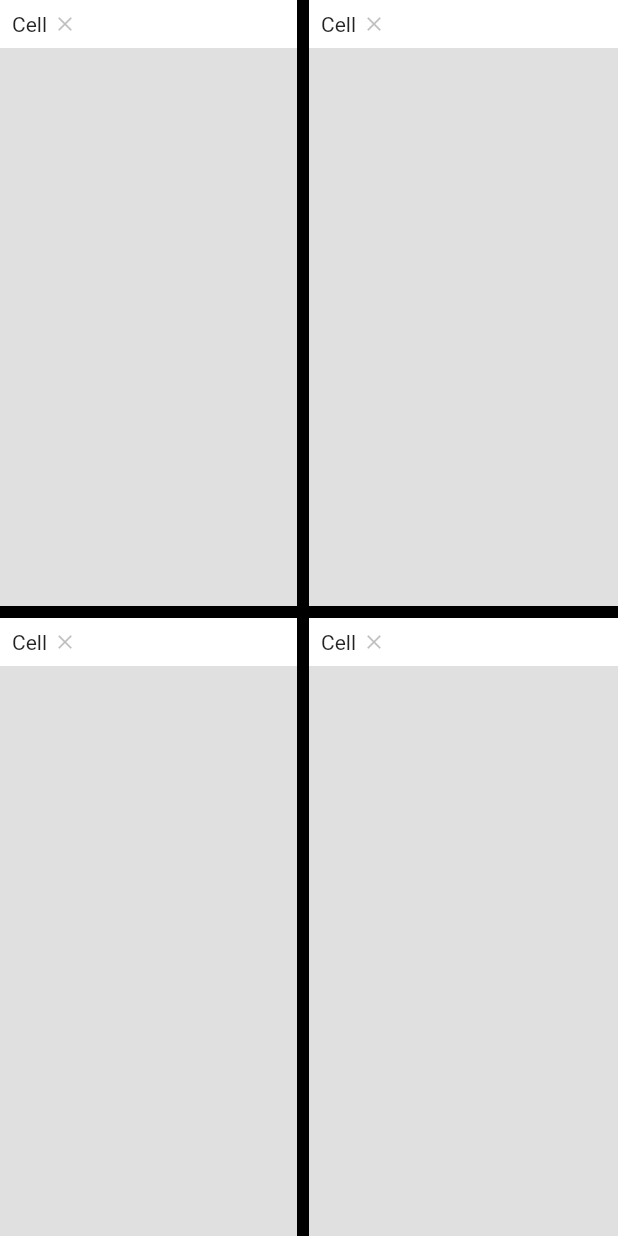
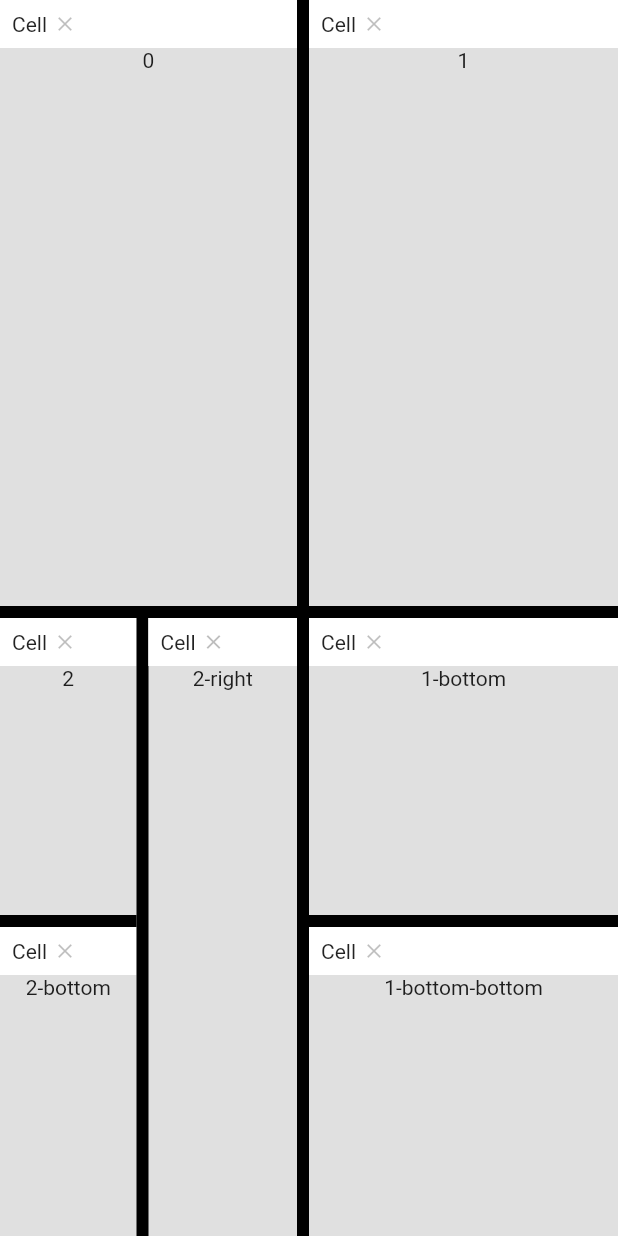
Before and after one commit to VladimirCores/Flutter---Flex-Layout---Workspace-, a Flutter app: the screen it shows after launch, on a phone screen of 412 x 824 dp. Run offline on Flutter 3.47's test engine with Material 2 defaults, Android fonts, the phone set to English and light mode, and no system bars.

Commit message:
Layout refactoring - unite direction positioning into one method

```diff
--- a/lib/handler.dart
+++ b/lib/handler.dart
@@ -1,18 +1,13 @@
 import 'package:flutter/material.dart';
+import 'package:workspace_layout/layout.dart';
 
 class Handler extends StatefulWidget {
   const Handler(
-    this.parentSize, {
+    this.params, {
     super.key,
-    this.isHorizontal = false,
-    required this.resizer,
-    required this.size,
   });
 
-  final bool isHorizontal;
-  final ValueNotifier<double> resizer;
-  final double parentSize;
-  final double size;
+  final LayoutHandleParams params;
 
   @override
   State<Handler> createState() => _HandlerState();
@@ -25,15 +20,14 @@ class _HandlerState extends State<Handler> {
       behavior: HitTestBehavior.deferToChild,
       onPointerMove: (_) {
         // print('DragHandle > onPointerMove: ${_.position} - ${_.delta}');
-        final delta = widget.isHorizontal ? _.delta.dy : _.delta.dx;
-        widget.resizer.value += delta;
+        final delta = widget.params.isHorizontal ? _.delta.dy : _.delta.dx;
+        widget.params.resizer.value += delta;
       },
       child: MouseRegion(
-        cursor:
-            widget.isHorizontal ? SystemMouseCursors.resizeRow : SystemMouseCursors.resizeColumn,
+        cursor: widget.params.isHorizontal ? SystemMouseCursors.resizeRow : SystemMouseCursors.resizeColumn,
         child: Container(
-          height: widget.isHorizontal ? widget.size : widget.parentSize,
-          width: widget.isHorizontal ? widget.parentSize : widget.size,
+          height: widget.params.isHorizontal ? widget.params.size : widget.params.parentSize,
+          width: widget.params.isHorizontal ? widget.params.parentSize : widget.params.size,
           color: Colors.black,
         ),
       ),
--- a/lib/layout.dart
+++ b/lib/layout.dart
@@ -4,6 +4,30 @@ import 'package:workspace_layout/cell/layout_cell.dart';
 import 'package:workspace_layout/consts/enums.dart';
 import 'package:workspace_layout/handler.dart';
 import 'package:workspace_layout/regions.dart';
+
+class LayoutHandleParams {
+  final ValueNotifier<double> resizer;
+  final double parentSize;
+  final double size;
+  final bool isHorizontal;
+
+  LayoutHandleParams(this.resizer, this.parentSize, this.size, this.isHorizontal);
+}
+
+class LayoutCellParams {
+  final LayoutCell cell;
+  final double parentWidth;
+  final double parentHeight;
+
+  final LayoutHandleParams handleParams;
+
+  LayoutCellParams(
+    this.cell,
+    this.parentWidth,
+    this.parentHeight,
+    this.handleParams,
+  );
+}
 
 class Layout {
   Layout();
@@ -66,6 +90,17 @@ class Layout {
       cell.previous = null;
     }
     _items.value = _items.value.where((el) => el != cell).toList();
+  }
+
+  List<Widget> createNextSideWithHandler(LayoutCellParams params) {
+    return [
+      Handler(params.handleParams),
+      positionWidgetsFrom(
+        params.cell,
+        parentWidth: params.parentWidth,
+        parentHeight: params.parentHeight,
+      ),
+    ];
   }
 
   Widget positionWidgetsFrom(
@@ -140,135 +175,105 @@ class Layout {
       ],
     );
 
-    List<Widget> createNextSideWithHandler(
+    return _buildCell(
       cell,
-      resizer,
-      width,
-      height,
-      handlerWidth,
+      parentWidth,
+      parentHeight,
+      verticalResizer,
+      horizontalResizer,
+      hasBottom,
+      hasRight,
       handlerSize,
-      isHorizontal,
-    ) {
-      return [
-        Handler(
-          handlerWidth,
-          resizer: resizer,
-          isHorizontal: isHorizontal,
-          size: handlerSize,
-        ),
-        positionWidgetsFrom(
-          cell,
-          parentWidth: width,
-          parentHeight: height,
-        ),
-      ];
+      cellContent,
+      handleSizeX,
+      handleSizeY,
+    );
   }
 
-    if (cell.isBottomFirst) {
-      return SizedBox(
-        width: parentWidth,
-        height: parentHeight,
-        child: ValueListenableBuilder(
-          valueListenable: verticalResizer,
-          builder: (_, double blockHeight, Widget? child) {
-            final constrainedHeight = blockHeight > handlerSize ? blockHeight : handlerSize;
-            if (hasBottom) cell.height = constrainedHeight / parentHeight;
-            return Column(
-              children: [
-                ValueListenableBuilder(
-                  valueListenable: horizontalResizer,
-                  builder: (_, double blockWidth, Widget? child) {
-                    final constrainedWidth = blockWidth > handlerSize ? blockWidth : handlerSize;
-                    if (hasRight) cell.width = constrainedWidth / parentWidth;
-                    return Row(
+  Widget _buildCell(
+    cell,
+    parentWidth,
+    parentHeight,
+    verticalResizer,
+    horizontalResizer,
+    hasBottom,
+    hasRight,
+    handlerSize,
+    cellContent,
+    handleSizeX,
+    handleSizeY,
+  ) {
+    Widget buildInnerResizable(isBottomFirst, resizer, outerSize) {
+      return ValueListenableBuilder(
+        valueListenable: resizer,
+        builder: (_, double innerSize, Widget? child) {
+          final constrainedInnerSize = innerSize > handlerSize ? innerSize : handlerSize;
+          if (isBottomFirst && hasRight) cell.parentWidth = constrainedInnerSize / parentWidth;
+          if (!isBottomFirst && hasBottom) cell.parentHeight = constrainedInnerSize / parentHeight;
+          final hasContinue = isBottomFirst ? hasRight : hasBottom;
+          return Flex(
+            direction: isBottomFirst ? Axis.horizontal : Axis.vertical,
             crossAxisAlignment: CrossAxisAlignment.start,
             children: [
               SizedBox(
-                          width: constrainedWidth,
-                          height: constrainedHeight,
+                width: isBottomFirst ? constrainedInnerSize : outerSize,
+                height: isBottomFirst ? outerSize : constrainedInnerSize,
                 child: cellContent,
               ),
-                        if (hasRight)
-                          ...createNextSideWithHandler(
+              if (hasContinue)
+                ...createNextSideWithHandler(isBottomFirst
+                    ? LayoutCellParams(
                         cell.right!,
-                            horizontalResizer,
-                            parentWidth - (constrainedWidth + handleSizeX),
-                            constrainedHeight,
-                            constrainedHeight,
-                            handleSizeX,
-                            false,
-                          ),
+                        parentWidth - (constrainedInnerSize + handleSizeX),
+                        outerSize,
+                        LayoutHandleParams(horizontalResizer, outerSize, handleSizeX, false),
+                      )
+                    : LayoutCellParams(
+                        cell.bottom!,
+                        outerSize,
+                        parentHeight - (constrainedInnerSize + handleSizeY),
+                        LayoutHandleParams(verticalResizer, outerSize, handleSizeY, true),
+                      )),
             ],
           );
         },
-                ),
-                if (hasBottom)
-                  ...createNextSideWithHandler(
-                    cell.bottom!,
-                    verticalResizer,
-                    parentWidth,
-                    parentHeight - (constrainedHeight + handleSizeY),
-                    parentWidth,
-                    handleSizeY,
-                    true,
-                  )
-              ],
-            );
-          },
-        ),
       );
     }
+
+    final isBottomFirst = cell.isBottomFirst;
 
     return SizedBox(
       width: parentWidth,
       height: parentHeight,
       child: ValueListenableBuilder(
-        valueListenable: horizontalResizer,
-        builder: (_, double blockWidth, Widget? child) {
-          final constrainedWidth = blockWidth > handlerSize ? blockWidth : handlerSize;
-          if (hasRight) cell.width = constrainedWidth / parentWidth;
-          return Row(
-            crossAxisAlignment: CrossAxisAlignment.start,
-            children: [
-              ValueListenableBuilder(
-                valueListenable: verticalResizer,
-                builder: (_, double blockHeight, Widget? child) {
-                  final constrainedHeight = blockHeight > handlerSize ? blockHeight : handlerSize;
-                  if (hasBottom) cell.height = constrainedHeight / parentHeight;
-                  return Column(
-                    crossAxisAlignment: CrossAxisAlignment.start,
-                    children: [
-                      SizedBox(
-                        width: constrainedWidth,
-                        height: constrainedHeight,
-                        child: cellContent,
+        valueListenable: isBottomFirst ? verticalResizer : horizontalResizer,
+        builder: (_, double blockHeightWidth, Widget? child) {
+          final outerSize = blockHeightWidth > handlerSize ? blockHeightWidth : handlerSize;
+
+          if (isBottomFirst && hasBottom) cell.parentHeight = outerSize / parentHeight;
+          if (!isBottomFirst && hasRight) cell.parentWidth = outerSize / parentWidth;
+
+          return Flex(direction: isBottomFirst ? Axis.vertical : Axis.horizontal, children: [
+            buildInnerResizable(
+              isBottomFirst,
+              isBottomFirst ? horizontalResizer : verticalResizer,
+              outerSize,
             ),
-                      if (hasBottom)
-                        ...createNextSideWithHandler(
+            if (hasBottom || hasRight)
+              ...createNextSideWithHandler(isBottomFirst
+                  ? LayoutCellParams(
                       cell.bottom!,
-                          verticalResizer,
-                          constrainedWidth,
-                          parentHeight - (constrainedHeight + handleSizeY),
-                          constrainedWidth,
-                          handleSizeY,
-                          true,
+                      parentWidth,
+                      parentHeight - (outerSize + handleSizeY),
+                      LayoutHandleParams(verticalResizer, parentWidth, handleSizeY, true),
                     )
-                    ],
-                  );
-                },
-              ),
-              if (hasRight)
-                ...createNextSideWithHandler(
+                  : LayoutCellParams(
                       cell.right!,
-                  horizontalResizer,
-                  parentWidth - (constrainedWidth + handleSizeX),
+                      parentWidth - (outerSize + handleSizeX),
                       parentHeight,
-                  parentHeight,
-                  handleSizeX,
-                  false,
-                )
-            ],
-          );
+                      LayoutHandleParams(horizontalResizer, parentHeight, handleSizeX, false),
+                    ))
+          ]);
         },
       ),
     );
--- a/lib/main.dart
+++ b/lib/main.dart
@@ -10,22 +10,22 @@ void main() {
 class WorkspaceLayout extends StatelessWidget {
   WorkspaceLayout({super.key}) {
     // generateCell() => LayoutCell(colorCode: rndColorCode());
-    generateCell() => LayoutCell();
-    final c1 = generateCell();
-    final c2 = generateCell();
-    final c3 = generateCell();
+    generateCell([String title = '']) => LayoutCell(widget: Text(title));
+    final c1 = generateCell("1");
+    final c2 = generateCell('2');
+    final c3 = generateCell("3");
     final c4 = generateCell();
     final c5 = generateCell();
     final c6 = generateCell();
 
-    layout.add(generateCell());
+    layout.add(generateCell('0'));
 
-    layout.addBottom(layout.chain, c3);
     layout.addRight(layout.chain, c1);
-    layout.addRight(c3, generateCell());
-    // layout.addBottom(c3, generateCell());
+    layout.addBottom(layout.chain, c2);
+    layout.addRight(c2, generateCell('2-right'));
+    layout.addBottom(c2, generateCell('2-bottom'));
 
-    // layout.addBottom(layout.addBottom(c1, generateCell()), generateCell());
+    layout.addBottom(layout.addBottom(c1, generateCell('1-bottom')), generateCell('1-bottom-bottom'));
     //
     // layout.addRight(c3, c4);
     // layout.addRight(c4, generateCell());
```
Lines whose indentation alone changed are shown as unchanged.
